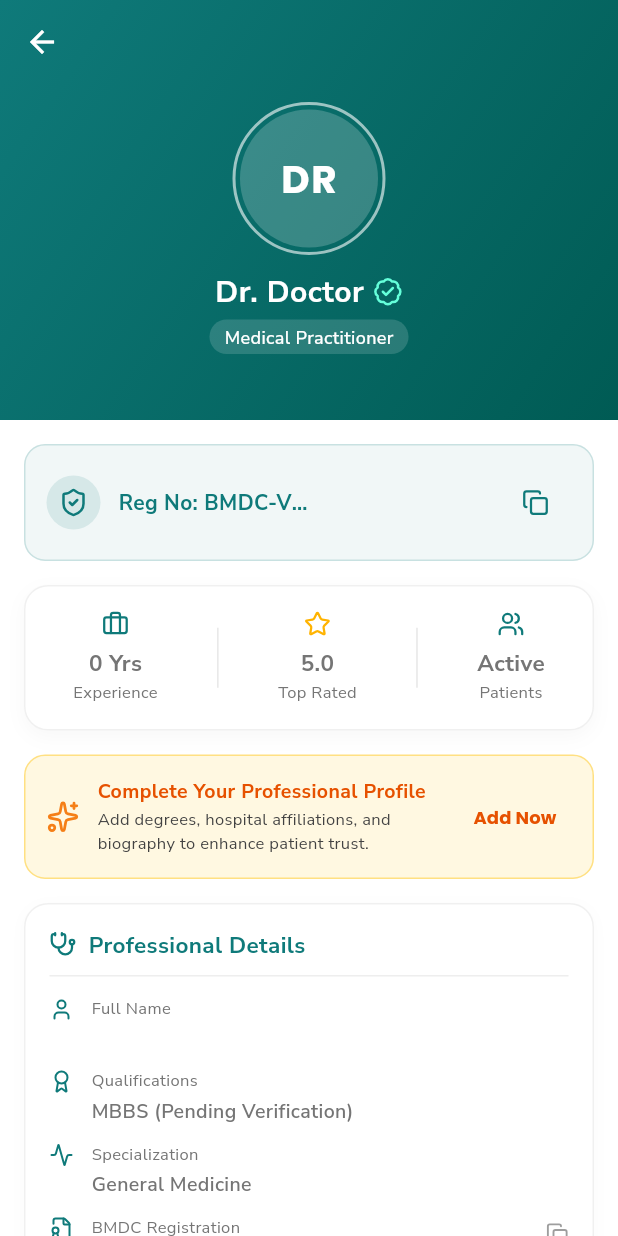
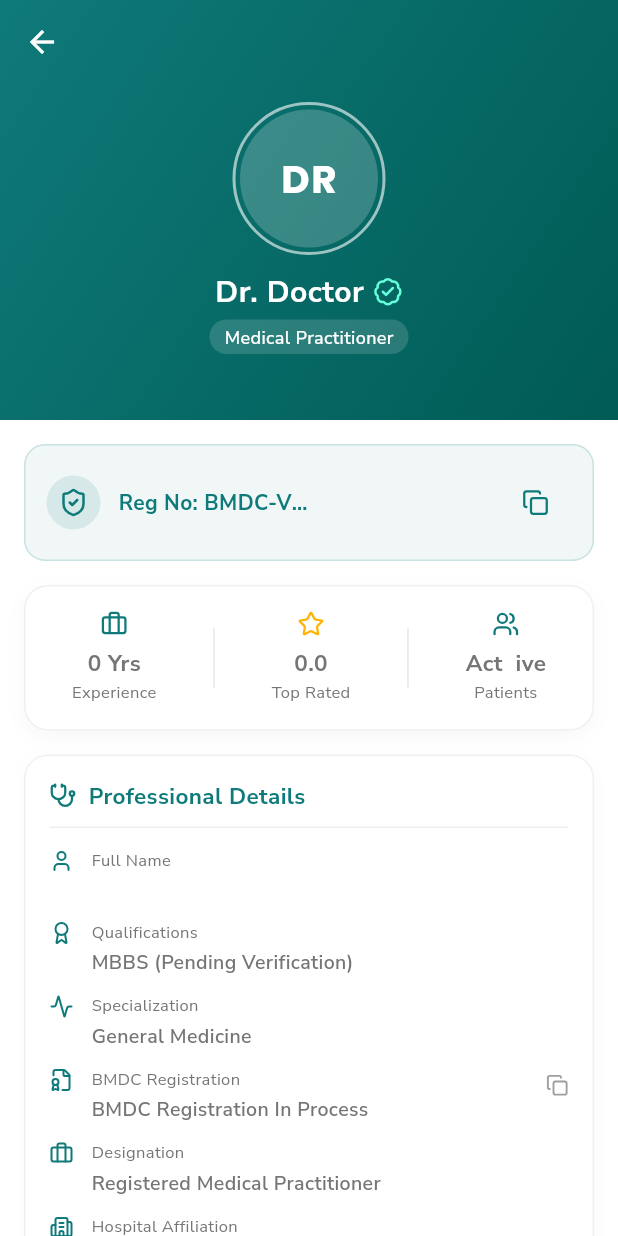
Before and after one commit to masihur96/MediRx_Patient, a Flutter app: the DoctorProfileScreen screen opened directly, on a phone screen of 412 x 824 dp. Run offline on Flutter 3.47's test engine with Material 3 defaults, Android fonts, the phone set to English and light mode, and no system bars; our stand-ins replace connectivity_plus, dio, fl_chart, flutter_secure_storage, flutter_zoom_drawer, get_it and 5 more; accounts and stored records are empty; network calls fail.

Commit message:
API Connect All

```diff
--- a/lib/features/doctor/presentation/doctor_profile_screen.dart
+++ b/lib/features/doctor/presentation/doctor_profile_screen.dart
@@ -172,10 +172,6 @@ class _DoctorProfileScreenState extends State<DoctorProfileScreen> {
                 // Key Performance / Experience Metrics
                 _buildStatsRow(context, profile),
                 const SizedBox(height: 16),
-
-                // Incomplete Profile Prompt (e.g. if new registration)
-                if (profile.bio.isEmpty || profile.qualification.isEmpty)
-                  _buildProfileCompletionCard(context, profile),
 
                 // Professional Clinical Details
                 _buildProfessionalDetailsCard(context, profile, authUser),
@@ -421,7 +417,7 @@ class _DoctorProfileScreenState extends State<DoctorProfileScreen> {
         : (profile.experience.isNotEmpty ? profile.experience : 'Clinical');
 
     final ratingDisplay =
-        profile.rating > 0 ? profile.rating.toStringAsFixed(1) : '5.0';
+        profile.rating > 0 ? profile.rating.toStringAsFixed(1) : '0.0';
 
     final reviewsDisplay =
         profile.reviewCount != null && profile.reviewCount! > 0
@@ -429,7 +425,7 @@ class _DoctorProfileScreenState extends State<DoctorProfileScreen> {
             : 'Top Rated';
 
     final patientDisplay =
-        profile.totalPatients > 0 ? '${profile.totalPatients}+' : 'Active';
+        profile.totalPatients > 0 ? '${profile.totalPatients}+' : 'Act  ive';
 
     return Container(
       padding: const EdgeInsets.symmetric(vertical: 16, horizontal: 12),
@@ -496,67 +492,6 @@ class _DoctorProfileScreenState extends State<DoctorProfileScreen> {
   }
 
   // ─── Profile Completion Prompt ─────────────────────────────────────────────
-
-  Widget _buildProfileCompletionCard(
-      BuildContext context, DoctorProfile profile) {
-    return Container(
-      padding: const EdgeInsets.all(14),
-      margin: const EdgeInsets.only(bottom: 16),
-      decoration: BoxDecoration(
-        color: const Color(0xFFFFF8E1),
-        borderRadius: BorderRadius.circular(14),
-        border: Border.all(color: const Color(0xFFFFE082)),
-      ),
-      child: Row(
-        children: [
-          const Icon(LucideIcons.sparkles, color: Color(0xFFF57F17), size: 22),
-          const SizedBox(width: 12),
-          Expanded(
-            child: Column(
-              crossAxisAlignment: CrossAxisAlignment.start,
-              children: [
-                const Text(
-                  'Complete Your Professional Profile',
-                  style: TextStyle(
-                    fontWeight: FontWeight.bold,
-                    fontSize: 13,
-                    color: Color(0xFFE65100),
-                  ),
-                ),
-                const SizedBox(height: 2),
-                Text(
-                  'Add degrees, hospital affiliations, and biography to enhance patient trust.',
-                  style: TextStyle(fontSize: 11, color: Colors.grey[800]),
-                ),
-              ],
-            ),
-          ),
-          const SizedBox(width: 6),
-          TextButton(
-            onPressed: () {
-              ScaffoldMessenger.of(context).showSnackBar(
-                const SnackBar(
-                    content: Text('Doctor profile editing coming soon')),
-              );
-            },
-            style: TextButton.styleFrom(
-              padding: const EdgeInsets.symmetric(horizontal: 10, vertical: 6),
-              minimumSize: Size.zero,
-              tapTargetSize: MaterialTapTargetSize.shrinkWrap,
-            ),
-            child: const Text(
-              'Add Now',
-              style: TextStyle(
-                fontWeight: FontWeight.bold,
-                fontSize: 12,
-                color: Color(0xFFE65100),
-              ),
-            ),
-          ),
-        ],
-      ),
-    );
-  }
 
   // ─── Professional Clinical Details Card ────────────────────────────────────
 
@@ -901,8 +836,6 @@ class _DoctorProfileScreenState extends State<DoctorProfileScreen> {
             canCopy: true),
         _infoRow(context, LucideIcons.phone, 'Phone Number', phone,
             canCopy: true),
-        _infoRow(context, LucideIcons.hash, 'Account ID', accountId,
-            canCopy: true),
         if (profile.gender != null && profile.gender!.isNotEmpty)
           _infoRow(context, LucideIcons.user, 'Gender',
               profile.gender![0].toUpperCase() + profile.gender!.substring(1)),
```
